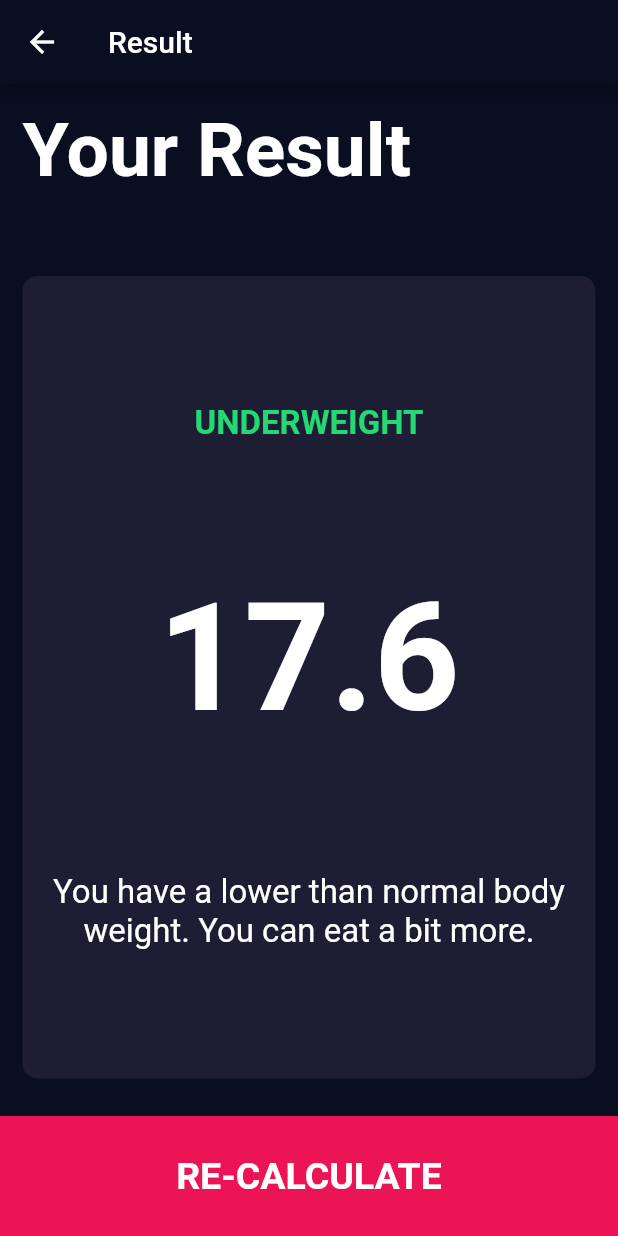
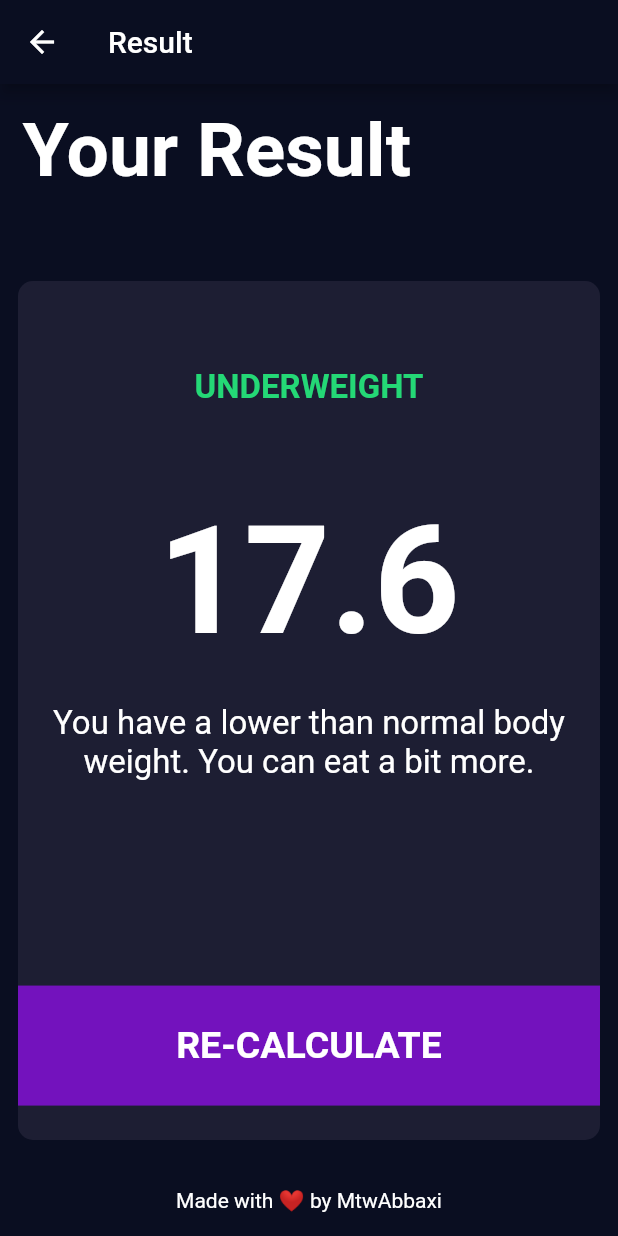
Before and after one commit to iammtw/bmi_calculator, a Flutter app: the screen it shows after launch, after a tap on "CALCULATE BMI", on a phone screen of 412 x 824 dp. Run offline on Flutter 3.47's test engine with Material 2 defaults, Android fonts, the phone set to English and light mode, and no system bars; our stand-ins replace font_awesome_flutter.

```diff
--- a/lib/constants.dart
+++ b/lib/constants.dart
@@ -1,11 +1,13 @@
 import 'package:flutter/material.dart';
 
 const bottomContainerHeight = 80.0;
-const bottomContainerColor = Color(0xFFEB1555);
+const bottomContainerColor = Color(0xFF7312BD);
 const ttactiveCardColor = Color(0xFFEB1555);
 const activeCardColor = Color(0xFF1D1E33);
 const inactiveCardColor = Color(0xFF111328);
 const kButtonColor = Color(0xFF4c4f5e);
+const KthumbColor = Color(0xFF7312BD);
+const kscaffoldBackgroundColor = Color(0xFF0A0E21);
 
 const labelTextStyle = TextStyle(
   fontSize: 18.0,
--- a/lib/main.dart
+++ b/lib/main.dart
@@ -1,5 +1,6 @@
 import 'package:bmi_calculator/pages/input_page.dart';
 import 'package:flutter/material.dart';
+import 'package:bmi_calculator/constants.dart';
 
 void main() {
   runApp(BMICalculator());
@@ -13,7 +14,7 @@ class BMICalculator extends StatelessWidget {
       debugShowCheckedModeBanner: false,
       theme: ThemeData.dark().copyWith(
         primaryColor: Color(0xFF0A0E21),
-        scaffoldBackgroundColor: Color(0xFF0A0E21),
+        scaffoldBackgroundColor: kscaffoldBackgroundColor,
       ),
       home: InputPage(),
     );
--- a/lib/pages/input_page.dart
+++ b/lib/pages/input_page.dart
@@ -69,9 +69,12 @@ class _InputPageState extends State<InputPage> {
               cardChild: Column(
                 mainAxisAlignment: MainAxisAlignment.center,
                 children: [
-                  Text(
-                    'HEIGHT',
-                    style: labelTextStyle,
+                  Padding(
+                    padding: const EdgeInsets.only(top: 10),
+                    child: Text(
+                      'HEIGHT',
+                      style: labelTextStyle,
+                    ),
                   ),
                   SizedBox(
                     height: 10,
@@ -82,14 +85,17 @@ class _InputPageState extends State<InputPage> {
                     textBaseline: TextBaseline.alphabetic,
                     children: [
                       Text(height.toString(), style: kNumberTextStyle),
+                      SizedBox(
+                        width: 5,
+                      ),
                       Text("cm", style: labelTextStyle),
                     ],
                   ),
                   SliderTheme(
                     data: SliderTheme.of(context).copyWith(
                       inactiveTrackColor: Color(0xFF8D8E98),
-                      thumbColor: Color(0xFFEB1555),
-                      overlayColor: Color(0x29EB1555),
+                      thumbColor: KthumbColor,
+                      overlayColor: Color(0x297312BD),
                       activeTrackColor: Colors.white,
                       thumbShape:
                           RoundSliderThumbShape(enabledThumbRadius: 15.0),
--- a/lib/pages/results_page.dart
+++ b/lib/pages/results_page.dart
@@ -41,9 +41,12 @@ class ResultsPage extends StatelessWidget {
                 mainAxisAlignment: MainAxisAlignment.spaceEvenly,
                 crossAxisAlignment: CrossAxisAlignment.center,
                 children: [
-                  Text(
-                    resultText.toUpperCase(),
-                    style: resultTextStyle,
+                  Padding(
+                    padding: const EdgeInsets.all(35.0),
+                    child: Text(
+                      resultText.toUpperCase(),
+                      style: resultTextStyle,
+                    ),
                   ),
                   Text(
                     bmiResult,
@@ -53,16 +56,33 @@ class ResultsPage extends StatelessWidget {
                     interpretation,
                     style: kBodyTextStyle,
                     textAlign: TextAlign.center,
-                  )
+                  ),
+                  SizedBox(
+                    height: 80,
+                  ),
+                  BottomButton(
+                    label: "RE-CALCULATE",
+                    onTap: () {
+                      Navigator.pop(context);
+                    },
+                  ),
                 ],
               ),
             ),
           ),
-          BottomButton(
-            label: "RE-CALCULATE",
-            onTap: () {
-              Navigator.pop(context);
-            },
+          SizedBox(
+            height: 20,
+          ),
+          Center(
+            child: Padding(
+              padding: const EdgeInsets.only(bottom: 16.0),
+              child: Text(
+                'Made with ❤ by MtwAbbaxi',
+                style: TextStyle(
+                  color: Colors.white,
+                ),
+              ),
+            ),
           ),
         ],
       ),
--- a/lib/widgets/icon_content.dart
+++ b/lib/widgets/icon_content.dart
@@ -1,5 +1,4 @@
 import 'package:flutter/material.dart';
-import 'package:bmi_calculator/constants.dart';
 
 class IconContent extends StatelessWidget {
   IconContent({@required this.icon, @required this.label});
@@ -21,7 +20,6 @@ class IconContent extends StatelessWidget {
         ),
         Text(
           label,
-          style: labelTextStyle,
         )
       ],
     );
--- a/lib/widgets/reusable_card.dart
+++ b/lib/widgets/reusable_card.dart
@@ -12,7 +12,7 @@ class ReusableCard extends StatelessWidget {
       onTap: onPress,
       child: Container(
         child: cardChild,
-        margin: EdgeInsets.all(15),
+        margin: EdgeInsets.all(12),
         decoration: BoxDecoration(
           color: colour,
           borderRadius: BorderRadius.circular(10),
```
Also changed, not shown: 6 other files.
